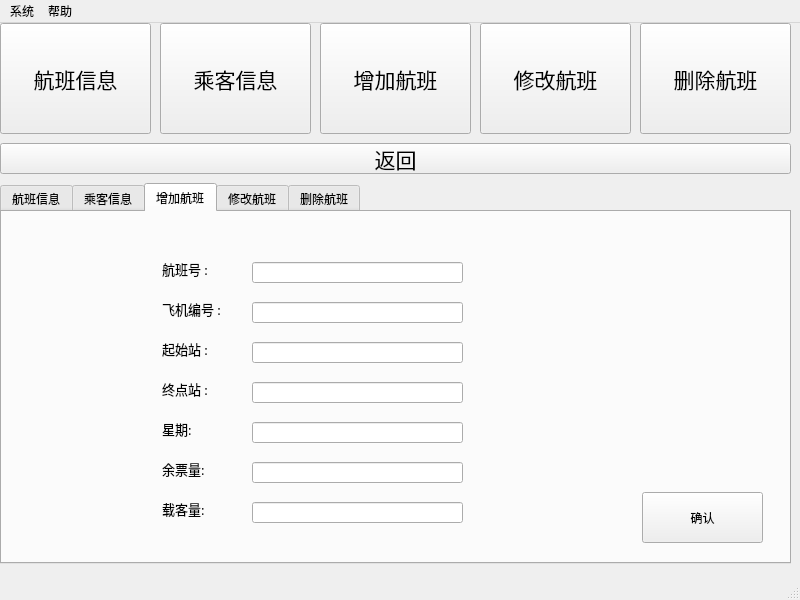
saber-mashiro/Airport, file airport/admin.ui: the form before one commit.
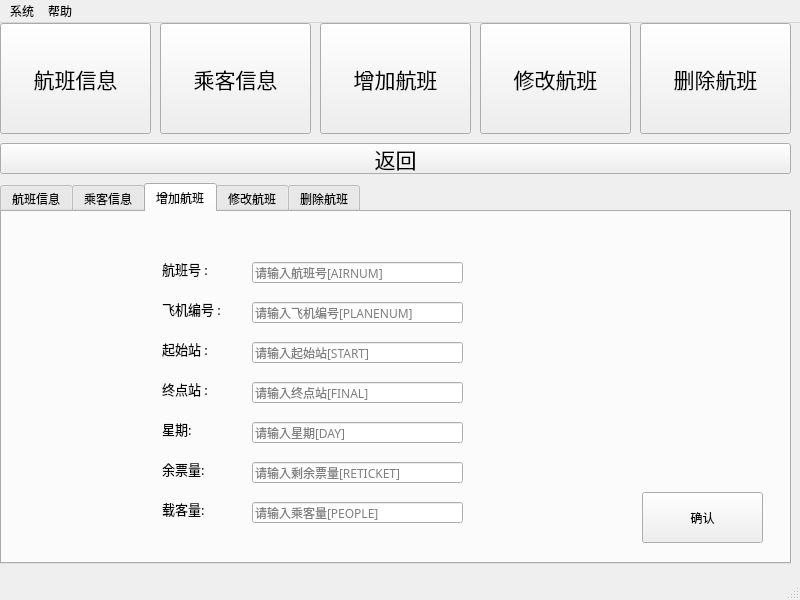
The form after the commit. The open tabs and pages were chosen to show the change.

```diff
--- a/airport/admin.ui
+++ b/airport/admin.ui
@@ -324,6 +324,9 @@
         <height>21</height>
        </rect>
       </property>
+      <property name="placeholderText">
+       <string>请输入航班号[AIRNUM]</string>
+      </property>
       <property name="clearButtonEnabled">
        <bool>true</bool>
       </property>
@@ -337,6 +340,9 @@
         <height>21</height>
        </rect>
       </property>
+      <property name="placeholderText">
+       <string>请输入飞机编号[PLANENUM]</string>
+      </property>
       <property name="clearButtonEnabled">
        <bool>true</bool>
       </property>
@@ -350,6 +356,9 @@
         <height>21</height>
        </rect>
       </property>
+      <property name="placeholderText">
+       <string>请输入起始站[START]</string>
+      </property>
       <property name="clearButtonEnabled">
        <bool>true</bool>
       </property>
@@ -363,6 +372,9 @@
         <height>21</height>
        </rect>
       </property>
+      <property name="placeholderText">
+       <string>请输入终点站[FINAL]</string>
+      </property>
       <property name="clearButtonEnabled">
        <bool>true</bool>
       </property>
@@ -376,6 +388,9 @@
         <height>21</height>
        </rect>
       </property>
+      <property name="placeholderText">
+       <string>请输入星期[DAY]</string>
+      </property>
       <property name="clearButtonEnabled">
        <bool>true</bool>
       </property>
@@ -389,6 +404,9 @@
         <height>21</height>
        </rect>
       </property>
+      <property name="placeholderText">
+       <string>请输入剩余票量[RETICKET]</string>
+      </property>
       <property name="clearButtonEnabled">
        <bool>true</bool>
       </property>
@@ -402,6 +420,9 @@
         <height>21</height>
        </rect>
       </property>
+      <property name="placeholderText">
+       <string>请输入乘客量[PEOPLE]</string>
+      </property>
       <property name="clearButtonEnabled">
        <bool>true</bool>
       </property>
```
Left out of the diff: 23 changed lines with no effect on the pictures.
